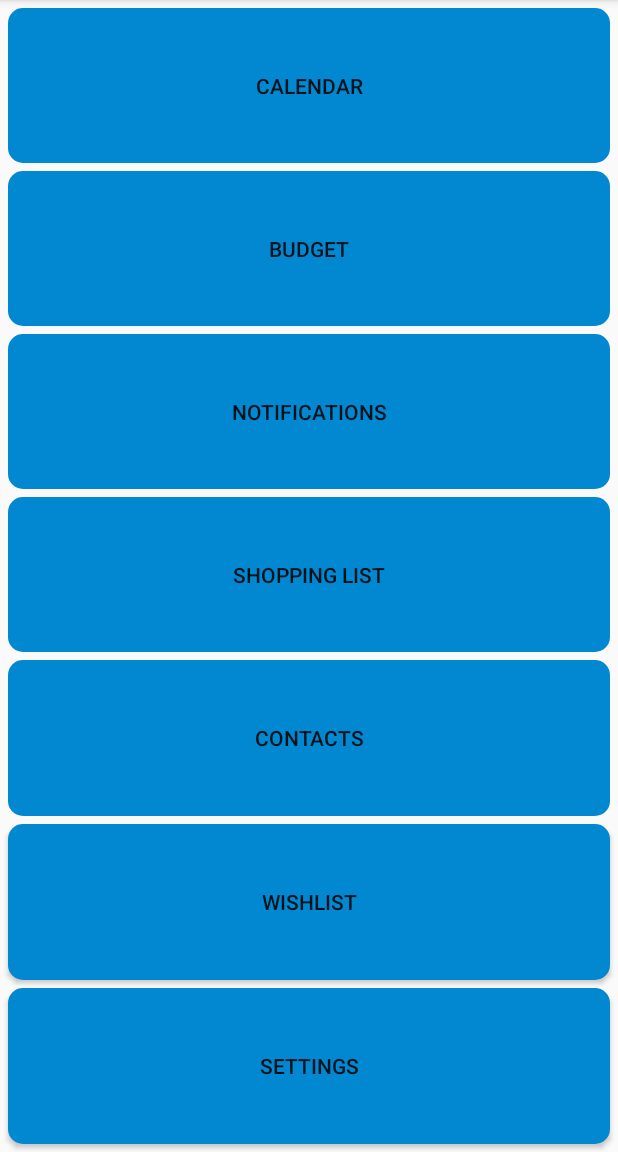
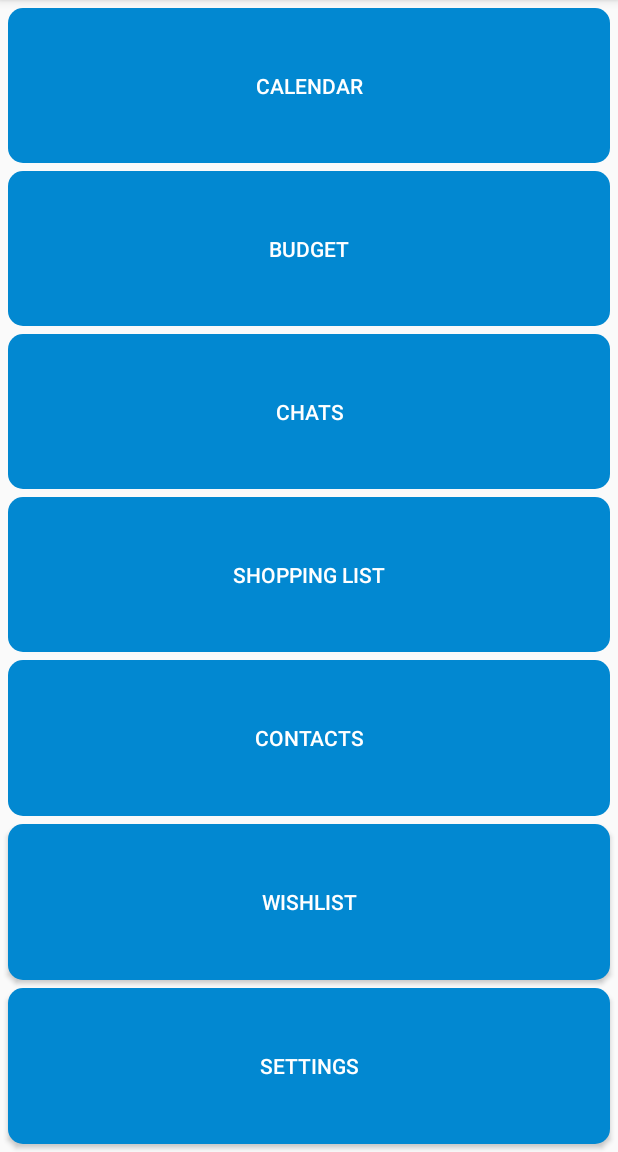
Before and after one commit to Kitilonom/NeHouse, an Android app: the screen it shows after launch once a user with an empty profile is signed in (MainActivity), on a phone screen of 412 x 824 dp, the part 84-1236 px from its top. Run offline under Robolectric (Android 15) with nearby library versions, the phone set to English and light mode, and no system bars; our stand-ins replace Firebase (no records; nobody signed in at launch, a user with empty details on screens opened directly).

Commit message:
Design healed

```diff
--- a/app/src/main/java/com/nehouse/nehouse/Budget.java
+++ b/app/src/main/java/com/nehouse/nehouse/Budget.java
@@ -44,11 +44,11 @@ public class Budget extends AppCompatActivity{
         ExpenseDialog.setContentView(R.layout.expense);
 
 
-        AutoCompleteTextView chooseAcc1 = (AutoCompleteTextView)findViewById(R.id.ExpenseOwner); //установка выпадающего списка
+  /**    AutoCompleteTextView chooseAcc1 = (AutoCompleteTextView)findViewById(R.id.ExpenseOwner); //установка выпадающего списка
         chooseAcc1.setAdapter(new ArrayAdapter<>(this, android.R.layout.simple_dropdown_item_1line, Accounts.accList));
 
         AutoCompleteTextView chooseAcc2 = (AutoCompleteTextView)findViewById(R.id.IncomeOwner);
-        chooseAcc2.setAdapter(new ArrayAdapter<>(this, android.R.layout.simple_dropdown_item_1line, Accounts.accList));
+        chooseAcc2.setAdapter(new ArrayAdapter<>(this, android.R.layout.simple_dropdown_item_1line, Accounts.accList));*/
     }
 
    public void BudgetNewAccount (View view) {
--- a/app/src/main/java/com/nehouse/nehouse/LogOn.java
+++ b/app/src/main/java/com/nehouse/nehouse/LogOn.java
@@ -87,9 +87,10 @@ public class LogOn extends Activity {
 
                             HashMap<String, String> user_info = new HashMap<>();
                             user_info.put("id", userID);
-                            user_info.put("username", userName);
+                            user_info.put("name", userName);
                             user_info.put("password", password);
                             user_info.put("email", email);
+                            user_info.put("image", "default");
 
                             usersDB.child(userID).setValue(user_info).addOnCompleteListener(new OnCompleteListener<Void>() {
                                 @Override
--- a/app/src/main/java/com/nehouse/nehouse/MainActivity.java
+++ b/app/src/main/java/com/nehouse/nehouse/MainActivity.java
@@ -1,21 +1,73 @@
 package com.nehouse.nehouse;
 
 import android.content.Intent;
+import android.support.annotation.NonNull;
 import android.support.v7.app.AppCompatActivity;
 import android.os.Bundle;
 import android.view.View;
+import android.widget.ImageView;
+
+
+import com.bumptech.glide.Glide;
+import com.google.firebase.auth.FirebaseAuth;
+import com.google.firebase.auth.FirebaseUser;
+import com.google.firebase.database.DataSnapshot;
+import com.google.firebase.database.DatabaseError;
+import com.google.firebase.database.DatabaseReference;
+import com.google.firebase.database.FirebaseDatabase;
+import com.google.firebase.database.ValueEventListener;
+import com.nehouse.nehouse.Model.User;
 
     public class MainActivity extends AppCompatActivity {
 
-    public User MyUser = new User();
+        private FirebaseUser firebaseUser; //выход из профиля
+        private DatabaseReference refUser;
+        private DatabaseReference refChats;
+
+        ImageView profile_image; //заполнить все поля  всех окон!!!!!где указываетс что-то о пользователе
 
         @Override
         protected void onCreate(Bundle savedInstanceState) {
             super.onCreate(savedInstanceState);
             setContentView(R.layout.activity_main);
 
-        Intent intent = new Intent(MainActivity.this, WelcomePage.class);
+            Intent intent = new Intent(MainActivity.this, com.nehouse.nehouse.WelcomePage.class);
             startActivity(intent);
+
+            profile_image = findViewById(R.id.profile_image);
+
+            firebaseUser = FirebaseAuth.getInstance().getCurrentUser();
+            if(firebaseUser != null) {
+                refUser = FirebaseDatabase.getInstance().getReference("Users").child(firebaseUser.getUid());
+                refChats = FirebaseDatabase.getInstance().getReference("Chats");
+
+                refUser.addValueEventListener(new ValueEventListener() {
+                    @Override
+                    public void onDataChange(@NonNull DataSnapshot dataSnapshot) {
+                        User user = dataSnapshot.getValue(User.class);
+                        /**if (user.getImage().equals("default")) {
+                            profile_image.setImageResource(R.mipmap.ic_launcher); //можно заменить человечком
+                        } else {
+                            Glide.with(MainActivity.this).load(user.getImage()).into(profile_image);
+                        }*/
+                    }
+
+                    @Override
+                    public void onCancelled(@NonNull DatabaseError databaseError) {
+                    }
+                });
+
+
+                refChats.addValueEventListener(new ValueEventListener() {
+                    @Override
+                    public void onDataChange(@NonNull DataSnapshot dataSnapshot) {
+                    }
+
+                    @Override
+                    public void onCancelled(@NonNull DatabaseError databaseError) {
+                    }
+                });
+            }
         }
 
         public void MainActivityCalendar (View view) {
--- a/app/src/main/java/com/nehouse/nehouse/WelcomePage.java
+++ b/app/src/main/java/com/nehouse/nehouse/WelcomePage.java
@@ -20,9 +20,6 @@ import com.google.firebase.auth.FirebaseUser;
 import static android.content.ContentValues.TAG;
 
 
-/**
- * Created by TotallySpies on 01.05.2019
- */
 
 public class WelcomePage extends Activity {
 
@@ -91,21 +88,6 @@ public class WelcomePage extends Activity {
                 });
     }
 
-   /** public void getCurrentUser() {
-        FirebaseUser user = FirebaseAuth.getInstance().getCurrentUser();
-        if (user != null) {
-            // Name, email address, and profile photo Url
-            String name = user.getDisplayName();
-            String email = user.getEmail();
-            Uri photoUrl = user.getPhotoUrl();
-
-            // Check if user's email is verified
-            boolean emailVerified = user.isEmailVerified();
-
-            String uid = user.getUid();
-        }
-    }*/
-
 
     public void WelcomePageLogOn (View view) {
         Intent intent = new Intent(WelcomePage.this, LogOn.class);
--- a/app/src/main/res/layout/activity_main.xml
+++ b/app/src/main/res/layout/activity_main.xml
@@ -12,6 +12,7 @@
         android:layout_height="wrap_content"
         android:layout_margin="5dp"
         android:text="Calendar"
+        android:textColor="@color/colorWhite"
         android:layout_weight="1"
         android:background="@drawable/main_menu_design"
         android:onClick="MainActivityCalendar"/>
@@ -24,6 +25,7 @@
         android:layout_marginHorizontal="5dp"
         android:layout_weight="1"
         android:text="Budget"
+        android:textColor="@color/colorWhite"
         android:background="@drawable/main_menu_design"
         android:onClick="MainActivityBudget"/>
 
@@ -34,7 +36,8 @@
         android:layout_height="wrap_content"
         android:layout_margin="5dp"
         android:background="@drawable/main_menu_design"
-        android:text="notifications"
+        android:text="Chats"
+        android:textColor="@color/colorWhite"
         android:onClick="MainActivityNotifications"/>
 
     <Button
@@ -44,6 +47,7 @@
         android:layout_height="wrap_content"
         android:layout_marginHorizontal="5dp"
         android:text="Shopping list"
+        android:textColor="@color/colorWhite"
         android:background="@drawable/main_menu_design"
         android:onClick="MainActivityShoppingList"/>
 
@@ -55,6 +59,7 @@
         android:layout_margin="5dp"
         android:text="contacts"
         android:background="@drawable/main_menu_design"
+        android:textColor="@color/colorWhite"
         android:onClick="MainActivityContacts"/>
 
     <Button
@@ -64,6 +69,7 @@
         android:layout_height="wrap_content"
         android:layout_marginHorizontal="5dp"
         android:text="wishlist"
+        android:textColor="@color/colorWhite"
         android:background="@drawable/main_menu_design"
         android:onClick="MainActivityWishlist"/>
 
@@ -74,6 +80,7 @@
         android:layout_height="wrap_content"
         android:layout_margin="5dp"
         android:text="settings"
+        android:textColor="@color/colorWhite"
         android:background="@drawable/main_menu_design"
         android:onClick="MainActivitySettings"/>
 </LinearLayout>
```
Also changed, not shown: app/build.gradle (+8 -0 lines), app/src/main/java/com/nehouse/nehouse/Adapter/UserAdapter.java (added, +151 -0 lines), app/src/main/java/com/nehouse/nehouse/Group.java (+54 -0 lines), app/src/main/java/com/nehouse/nehouse/Model/User.java (added, +66 -0 lines), app/src/main/java/com/nehouse/nehouse/User.java (deleted, +0 -85 lines), app/src/main/res/layout/group.xml (+3 -10 lines), app/src/main/res/layout/profile.xml (+14 -6 lines), app/src/main/res/layout/users_item.xml (added, +28 -0 lines). Lines whose indentation alone changed are shown as unchanged.
